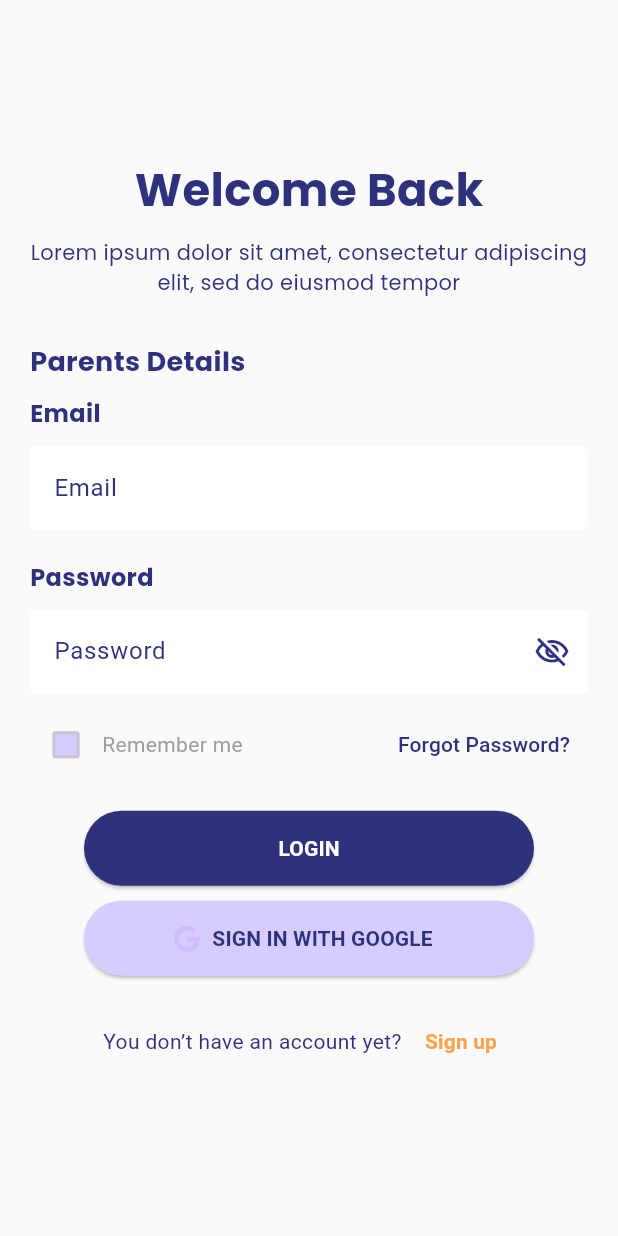
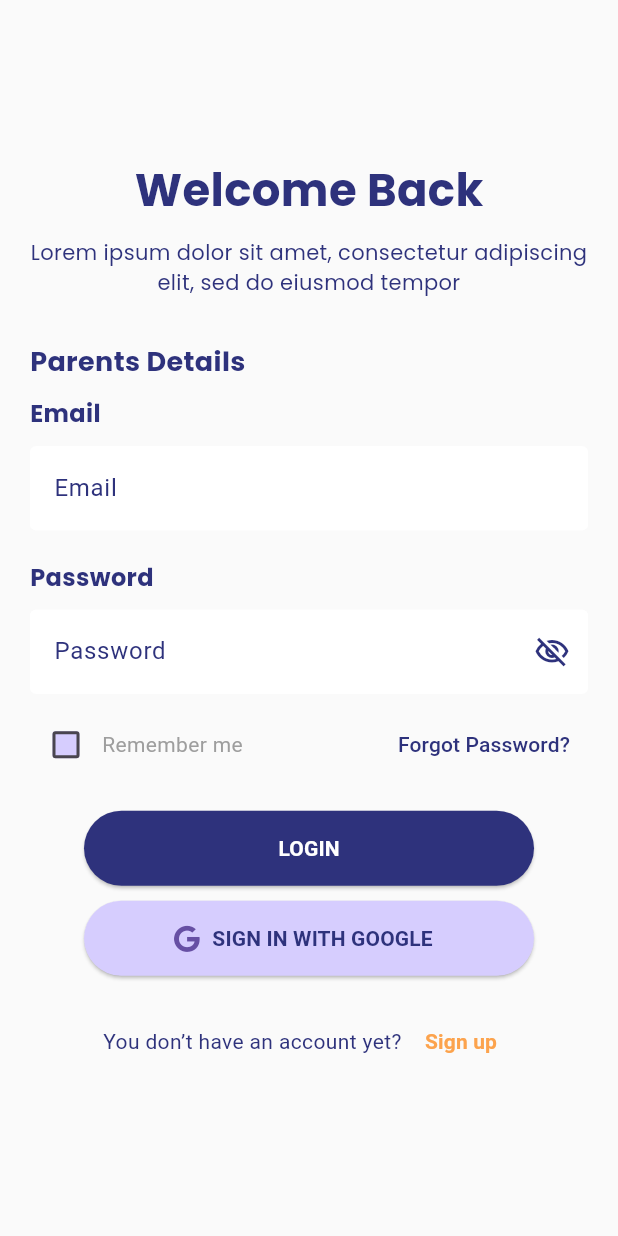
Before and after one commit to RukhsarNadeem/PlayIQ, a Flutter app: the screen it shows after launch, after a tap on the "arrow forward" icon, on a phone screen of 412 x 824 dp. Run offline on Flutter 3.47's test engine with Material 3 defaults, Android fonts, the phone set to English and light mode, and no system bars; our stand-ins replace device_preview, font_awesome_flutter, get, google_fonts.

Commit message:
Update main.dart

```diff
--- a/lib/main.dart
+++ b/lib/main.dart
@@ -18,8 +18,6 @@ class MyApp extends StatelessWidget {
   Widget build(BuildContext context) {
     return GetMaterialApp(
       debugShowCheckedModeBanner: false,
-      title: 'Splash Screen',
-      theme: ThemeData.dark(),
       initialRoute: Routes.splash,
       getPages: AppRoutes.pages,
     );
```
